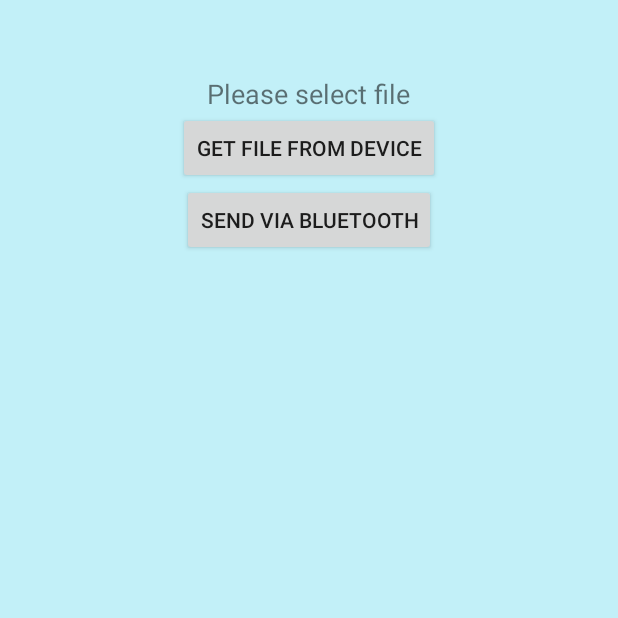
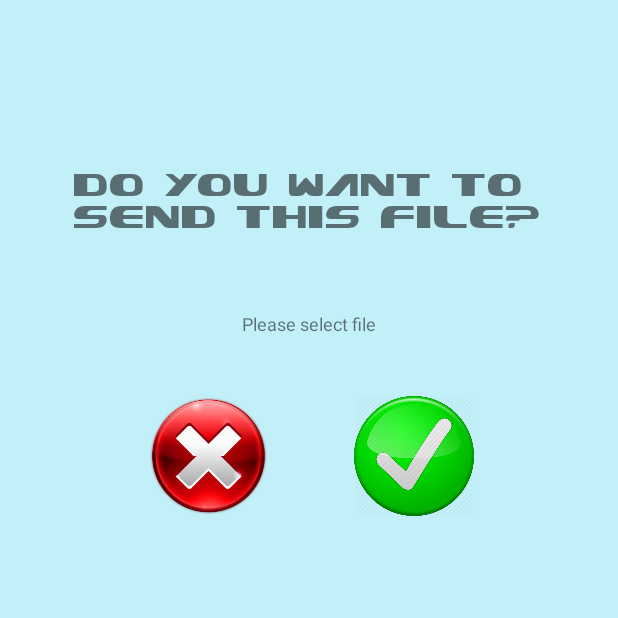
Before and after one commit to waaade/BluetoothProject, an Android app: the FileTransfer screen opened directly, with no data from a screen before it, on a phone screen of 412 x 824 dp, the top half of it. Run offline under Robolectric (Android 15) with nearby library versions, the phone set to English and light mode, and no system bars.

Commit message:
Modified the layouts

```diff
--- a/app/src/main/java/john/example/bluetoothproject/FileTransfer.java
+++ b/app/src/main/java/john/example/bluetoothproject/FileTransfer.java
@@ -58,6 +58,7 @@ public class FileTransfer extends AppCompatActivity {
                 requestPermissions(INITIAL_PERMS, INITIAL_REQUEST);
             }
         }
+        getFile();
     }
 
     @Override
@@ -92,7 +93,13 @@ public class FileTransfer extends AppCompatActivity {
         }
     }
 
-    public void getFile(View v) {
+    public void getFile() {
+        Intent mediaIntent = new Intent(Intent.ACTION_GET_CONTENT);
+        mediaIntent.setType("*/*"); //set mime type as per requirement
+        startActivityForResult(mediaIntent, 1001);
+    }
+
+    public void getFile(View view) {
         Intent mediaIntent = new Intent(Intent.ACTION_GET_CONTENT);
         mediaIntent.setType("*/*"); //set mime type as per requirement
         startActivityForResult(mediaIntent, 1001);
--- a/app/src/main/res/layout/activity_file.xml
+++ b/app/src/main/res/layout/activity_file.xml
@@ -1,30 +1,70 @@
-<LinearLayout xmlns:android="http://schemas.android.com/apk/res/android"
+<android.support.constraint.ConstraintLayout xmlns:android="http://schemas.android.com/apk/res/android"
+    xmlns:app="http://schemas.android.com/apk/res-auto"
     android:layout_width="match_parent"
     android:layout_height="match_parent"
     android:gravity="center_horizontal"
     android:orientation="vertical">
 
-    <TextView
-        android:id="@+id/textView_FileName"
-        android:layout_width="wrap_content"
-        android:layout_height="wrap_content"
-        android:layout_marginTop="50dp"
-        android:text="Please select file"
-        android:textSize="18sp" />
-
 
     <Button
         android:id="@+id/button_GetFile"
-        android:layout_width="wrap_content"
-        android:layout_height="wrap_content"
+        android:layout_width="80dp"
+        android:layout_height="80dp"
+        android:layout_marginStart="8dp"
+        android:layout_marginTop="264dp"
+        android:layout_marginEnd="8dp"
+        android:background="@drawable/cancel"
         android:onClick="getFile"
-        android:text="Get file from device" />
+        app:layout_constraintEnd_toStartOf="@+id/button_SendFile"
+        app:layout_constraintHorizontal_bias="0.647"
+        app:layout_constraintStart_toStartOf="parent"
+        app:layout_constraintTop_toTopOf="parent" />
 
     <Button
         android:id="@+id/button_SendFile"
-        android:layout_width="wrap_content"
-        android:layout_height="wrap_content"
+        android:layout_width="80dp"
+        android:layout_height="80dp"
+        android:layout_marginTop="264dp"
+        android:layout_marginEnd="96dp"
+        android:background="@drawable/ok"
         android:onClick="sendViaBluetooth"
-        android:text="Send via Bluetooth" />
+        app:layout_constraintEnd_toEndOf="parent"
+        app:layout_constraintTop_toTopOf="parent" />
 
-</LinearLayout>
+    <TextView
+        android:id="@+id/textView_FileName"
+        android:layout_width="246dp"
+        android:layout_height="71dp"
+        android:layout_marginStart="8dp"
+        android:layout_marginTop="176dp"
+        android:layout_marginEnd="8dp"
+        android:layout_marginBottom="8dp"
+        android:gravity="center"
+        android:text="Please select file"
+
+        android:textSize="12sp"
+        app:layout_constraintBottom_toTopOf="@+id/button_GetFile"
+        app:layout_constraintEnd_toEndOf="parent"
+        app:layout_constraintStart_toStartOf="parent"
+        app:layout_constraintTop_toTopOf="parent"
+        app:layout_constraintVertical_bias="0.444" />
+
+    <TextView
+        android:id="@+id/textView5"
+        android:layout_width="313dp"
+        android:layout_height="56dp"
+        android:layout_marginStart="8dp"
+        android:layout_marginTop="112dp"
+        android:layout_marginEnd="8dp"
+        android:layout_marginBottom="8dp"
+        android:fontFamily="@font/xcelsion"
+        android:text="Do you want to send this file?"
+        android:textSize="24sp"
+        app:layout_constraintBottom_toTopOf="@+id/textView_FileName"
+        app:layout_constraintEnd_toEndOf="parent"
+        app:layout_constraintHorizontal_bias="0.498"
+        app:layout_constraintStart_toStartOf="parent"
+        app:layout_constraintTop_toTopOf="parent"
+        app:layout_constraintVertical_bias="0.0" />
+
+</android.support.constraint.ConstraintLayout>
```
Also changed, not shown: app/src/main/res/drawable/cancel.png (added), app/src/main/res/drawable/ok.png (added), app/src/main/res/font/xcelsion.ttf (added).
